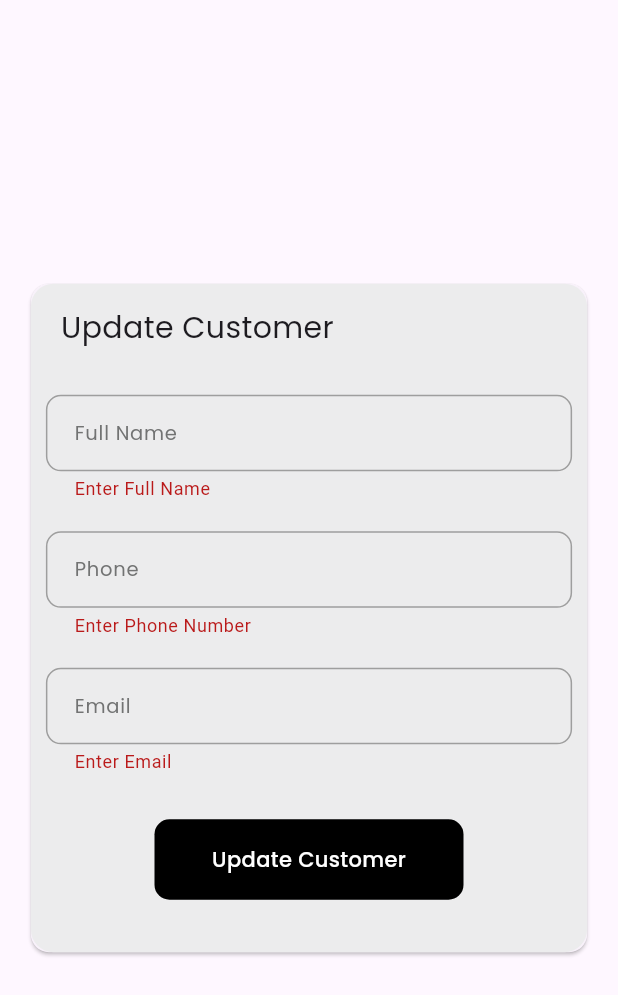
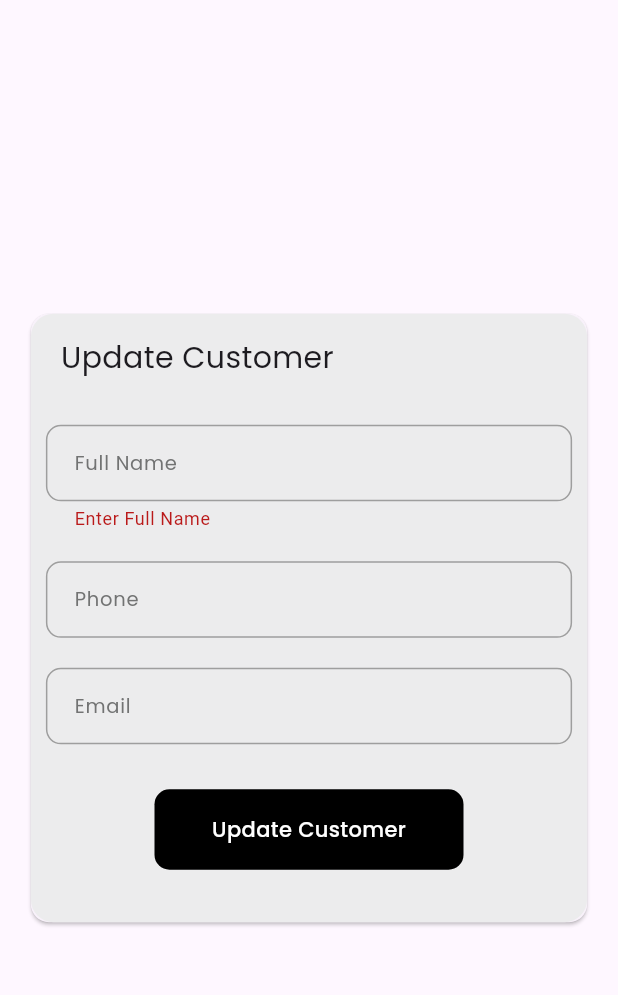
Before and after one commit to dreamlogicinfosystems/leadgen_app, a Flutter app: the UpdateCustomer widget shown alone on an empty page, opened directly with empty values, after a tap on "Update Customer", on a phone screen of 412 x 824 dp. Shown: the top 995 px of the screen. Run offline on Flutter 3.47's test engine with Material 3 defaults, Android fonts, the phone set to English and light mode, and no system bars; our stand-ins replace connectivity_plus, either_dart, email_validator, firebase_core, firebase_messaging, flutter_bloc and 12 more; missing offline and left inert: in_app_update; accounts and stored records are empty; network calls fail; key blocks and very long unbroken strings in the code were emptied for the run.

Commit message:
removed required email and phone from update customer dialog

```diff
--- a/lib/lead_gen/presentation/widgets/customer/update_customer.dart
+++ b/lib/lead_gen/presentation/widgets/customer/update_customer.dart
@@ -107,14 +107,16 @@ class _UpdateCustomerState extends State<UpdateCustomer> {
                             controller: _phoneController,
                             keyBoardType: TextInputType.number,
                             validator: (value){
-                              if(value!.trim()==''){
-                                return 'Enter Phone Number';
-                              }else if(value.contains(RegExp(r'[-.,]')) || value.contains(' ')){
-                                return 'Invalid Phone Number';
-                              }else if(value.length>10 || value.length<10){
-                                return 'Phone number should be of 10 digit';
-                              }else{
-                               return null;
+                              if(value!.trim() != ""){
+                                if(value.contains(RegExp(r'[-.,]')) || value.contains(' ')){
+                                  return 'Invalid Phone Number';
+                                } else if(value.length>10 || value.length<10){
+                                  return 'Phone number should be of 10 digit';
+                                } else{
+                                  return null;
+                                }
+                              } else {
+                                return null;
                               }
                             },
                         ),
@@ -125,12 +127,14 @@ class _UpdateCustomerState extends State<UpdateCustomer> {
                             controller: _emailController,
                             keyBoardType: TextInputType.emailAddress,
                             validator: (value){
-                              if(value!.trim()==''){
-                                return 'Enter Email';
-                              }else if(!EmailValidator.validate(value) || value.contains(RegExp(r'[+*-]'))
-                                  ||value.contains(RegExp(r'^[-~!@#$%^&*()_+-=;:{},./?><]'))){
-                                return 'Invalid Email';
-                              }else{
+                              if(value!.trim() != ""){
+                                if(!EmailValidator.validate(value) || value.contains(RegExp(r'[+*-]'))
+                                    ||value.contains(RegExp(r'^[-~!@#$%^&*()_+-=;:{},./?><]'))){
+                                  return 'Invalid Email';
+                                } else{
+                                  return null;
+                                }
+                              } else {
                                 return null;
                               }
                             },
```
